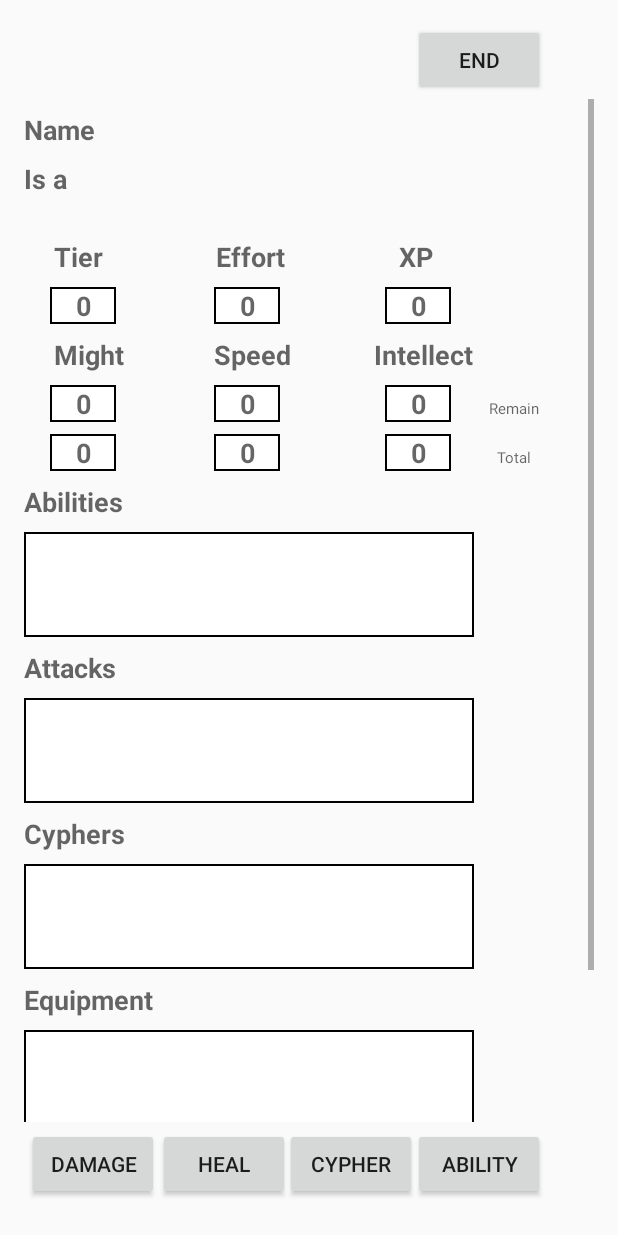
After one commit to paugajt/androidfinal, an Android app: the layout new_round.xml on its own in the app's theme, with its tools: preview values and no code run, on a phone screen of 412 x 824 dp. The commit adds this screen. Run offline under Robolectric (Android 15) with nearby library versions, the phone set to English and light mode, and no system bars.

Commit message:
last page

```diff
--- a/app/src/main/res/layout/character_info.xml
+++ b/app/src/main/res/layout/character_info.xml
@@ -414,26 +414,27 @@
         android:id="@+id/new_round_button"
         android:layout_width="wrap_content"
         android:layout_height="wrap_content"
+        android:layout_alignParentEnd="true"
+        android:layout_alignTop="@+id/view_character_edit_button"
+        android:layout_marginEnd="70dp"
+        android:text="New Round"
+        app:layout_constraintBottom_toBottomOf="parent"
+        app:layout_constraintEnd_toEndOf="parent" />
+    <Button
+        android:id="@+id/view_character_edit_button"
+        android:layout_width="wrap_content"
+        android:layout_height="wrap_content"
         android:layout_alignParentBottom="true"
         android:layout_alignParentStart="true"
         android:layout_marginBottom="28dp"
         android:layout_marginStart="71dp"
-        android:text="Cancel"
+        android:text="Edit"
         app:layout_constraintBottom_toBottomOf="parent"
-        app:layout_constraintEnd_toStartOf="@+id/view_character_edit_button"
+        app:layout_constraintEnd_toStartOf="@+id/new_round_button"
         app:layout_constraintHorizontal_bias="0.349"
         app:layout_constraintHorizontal_chainStyle="spread"
         app:layout_constraintStart_toStartOf="parent" />
-    <Button
-        android:id="@+id/view_character_edit_button"
-        android:layout_width="wrap_content"
-        android:layout_height="wrap_content"
-        android:layout_alignParentEnd="true"
-        android:layout_alignTop="@+id/new_round_button"
-        android:layout_marginEnd="70dp"
-        android:text="Save"
-        app:layout_constraintBottom_toBottomOf="parent"
-        app:layout_constraintEnd_toEndOf="parent" />
+
 
 
 </RelativeLayout>
--- /dev/null
+++ b/app/src/main/res/layout/new_round.xml
@@ -0,0 +1,475 @@
+<RelativeLayout xmlns:android="http://schemas.android.com/apk/res/android"
+    xmlns:app="http://schemas.android.com/apk/res-auto"
+    xmlns:tools="http://schemas.android.com/tools"
+    android:layout_width="match_parent"
+    android:layout_height="match_parent"
+    android:paddingBottom="16dp"
+    android:paddingLeft="16dp"
+    android:paddingRight="16dp"
+    android:paddingTop="16dp"
+    android:textDirection="anyRtl">
+
+    <ScrollView
+        android:layout_width="match_parent"
+        android:layout_height="match_parent"
+        android:layout_alignParentBottom="true"
+        android:layout_alignParentStart="true"
+        android:layout_marginBottom="60dp"
+        android:layout_marginTop="50dp">
+
+        <LinearLayout
+            android:layout_width="match_parent"
+            android:layout_height="match_parent"
+            android:orientation="vertical">
+
+            <LinearLayout
+                android:layout_width="wrap_content"
+                android:layout_height="wrap_content"
+                android:orientation="horizontal">
+
+                <TextView
+                    android:id="@+id/round_name_label"
+                    android:layout_width="wrap_content"
+                    android:layout_height="wrap_content"
+                    android:layout_marginTop="8dp"
+                    android:text="Name"
+                    android:textAppearance="?android:attr/textAppearanceMedium"
+                    android:textStyle="bold" />
+
+                <TextView
+                    android:id="@+id/round_name"
+                    android:layout_width="223dp"
+                    android:layout_height="wrap_content"
+                    android:layout_marginStart="10dp"
+                    android:ems="10"
+                    android:inputType="text"
+                    android:textAlignment="center" />
+            </LinearLayout>
+
+
+            <LinearLayout
+                android:layout_width="wrap_content"
+                android:layout_height="wrap_content"
+                android:orientation="horizontal">
+                <TextView
+                    android:id="@+id/round_isa_label"
+                    android:layout_width="wrap_content"
+                    android:layout_height="wrap_content"
+                    android:layout_marginTop="8dp"
+                    android:textAlignment="center"
+                    android:text="Is a"
+                    android:textAppearance="?android:attr/textAppearanceMedium"
+                    android:textStyle="bold" />
+
+                <TextView
+                    android:id="@+id/round_descriptor"
+                    android:layout_width="wrap_content"
+                    android:layout_height="wrap_content"
+                    android:layout_marginStart="10dp"
+                    android:ems="7"
+                    android:inputType="text" />
+
+                <TextView
+                    android:id="@+id/round_type"
+                    android:layout_width="wrap_content"
+                    android:layout_height="wrap_content"
+                    android:layout_marginStart="10dp"
+                    android:ems="7"
+                    android:inputType="text" />
+            </LinearLayout>
+
+            <TextView
+                android:id="@+id/round_focus"
+                android:layout_width="279dp"
+                android:layout_height="wrap_content"
+                android:ems="15"
+                android:inputType="text" />
+
+
+            <LinearLayout
+                android:layout_width="wrap_content"
+                android:layout_height="wrap_content"
+                android:orientation="horizontal">
+
+                <TextView
+                    android:id="@+id/round_tier_label"
+                    android:layout_width="wrap_content"
+                    android:layout_height="wrap_content"
+                    android:layout_marginStart="20dp"
+                    android:layout_marginTop="8dp"
+                    android:text="Tier"
+                    android:textAppearance="?android:attr/textAppearanceMedium"
+                    android:textStyle="bold" />
+
+                <TextView
+                    android:id="@+id/round_effort_label"
+                    android:layout_width="wrap_content"
+                    android:layout_height="wrap_content"
+                    android:layout_marginStart="75dp"
+                    android:layout_marginTop="8dp"
+                    android:text="Effort"
+                    android:textAppearance="?android:attr/textAppearanceMedium"
+                    android:textStyle="bold" />
+
+                <TextView
+                    android:id="@+id/round_xp_label"
+                    android:layout_width="wrap_content"
+                    android:layout_height="wrap_content"
+                    android:layout_marginStart="75dp"
+                    android:layout_marginTop="8dp"
+                    android:text="XP"
+                    android:textAppearance="?android:attr/textAppearanceMedium"
+                    android:textStyle="bold" />
+            </LinearLayout>
+
+            <LinearLayout
+                android:layout_width="wrap_content"
+                android:layout_height="wrap_content"
+                android:orientation="horizontal">
+
+                <TextView
+                    android:id="@+id/round_tier"
+                    android:layout_width="44dp"
+                    android:layout_height="wrap_content"
+                    android:layout_marginStart="17dp"
+                    android:layout_marginTop="8dp"
+                    android:background="@drawable/text_border"
+                    android:text="0"
+                    android:textAlignment="center"
+                    android:textAppearance="?android:attr/textAppearanceMedium"
+                    android:textStyle="bold" />
+
+                <TextView
+                    android:id="@+id/round_effort"
+                    android:layout_width="44dp"
+                    android:layout_height="wrap_content"
+                    android:layout_marginStart="65dp"
+                    android:layout_marginTop="8dp"
+                    android:background="@drawable/text_border"
+                    android:text="0"
+                    android:textAlignment="center"
+                    android:textAppearance="?android:attr/textAppearanceMedium"
+                    android:textStyle="bold" />
+
+                <TextView
+                    android:id="@+id/round_xp"
+                    android:layout_width="44dp"
+                    android:layout_height="wrap_content"
+                    android:layout_marginStart="70dp"
+                    android:layout_marginTop="8dp"
+                    android:background="@drawable/text_border"
+                    android:text="0"
+                    android:textAlignment="center"
+                    android:textAppearance="?android:attr/textAppearanceMedium"
+                    android:textStyle="bold" />
+            </LinearLayout>
+
+            <LinearLayout
+                android:layout_width="wrap_content"
+                android:layout_height="wrap_content"
+                android:orientation="horizontal">
+
+                <TextView
+                    android:id="@+id/round_might_label"
+                    android:layout_width="wrap_content"
+                    android:layout_height="wrap_content"
+                    android:layout_marginStart="20dp"
+                    android:layout_marginTop="8dp"
+                    android:text="Might"
+                    android:textAppearance="?android:attr/textAppearanceMedium"
+                    android:textStyle="bold" />
+
+                <TextView
+                    android:id="@+id/round_speed_label"
+                    android:layout_width="wrap_content"
+                    android:layout_height="wrap_content"
+                    android:layout_marginStart="60dp"
+                    android:layout_marginTop="8dp"
+                    android:text="Speed"
+                    android:textAppearance="?android:attr/textAppearanceMedium"
+                    android:textStyle="bold" />
+
+                <TextView
+                    android:id="@+id/round_intellect_label"
+                    android:layout_width="wrap_content"
+                    android:layout_height="wrap_content"
+                    android:layout_marginStart="55dp"
+                    android:layout_marginTop="8dp"
+                    android:text="Intellect"
+                    android:textAppearance="?android:attr/textAppearanceMedium"
+                    android:textStyle="bold" />
+            </LinearLayout>
+
+            <LinearLayout
+                android:layout_width="wrap_content"
+                android:layout_height="wrap_content"
+                android:orientation="horizontal">
+
+
+                <TextView
+                    android:id="@+id/round_might_total"
+                    android:layout_width="44dp"
+                    android:layout_height="wrap_content"
+                    android:layout_marginStart="17dp"
+                    android:layout_marginTop="8dp"
+                    android:background="@drawable/text_border"
+                    android:text="0"
+                    android:textAlignment="center"
+                    android:textAppearance="?android:attr/textAppearanceMedium"
+                    android:textStyle="bold" />
+
+                <TextView
+                    android:id="@+id/round_speed_total"
+                    android:layout_width="44dp"
+                    android:layout_height="wrap_content"
+                    android:layout_marginStart="65dp"
+                    android:layout_marginTop="8dp"
+                    android:background="@drawable/text_border"
+                    android:text="0"
+                    android:textAlignment="center"
+                    android:textAppearance="?android:attr/textAppearanceMedium"
+                    android:textStyle="bold" />
+
+                <TextView
+                    android:id="@+id/round_intellect_total"
+                    android:layout_width="44dp"
+                    android:layout_height="wrap_content"
+                    android:layout_marginStart="70dp"
+                    android:layout_marginTop="8dp"
+                    android:background="@drawable/text_border"
+                    android:text="0"
+                    android:textAlignment="center"
+                    android:textAppearance="?android:attr/textAppearanceMedium"
+                    android:textStyle="bold" />
+
+                <TextView
+                    android:id="@+id/round_total"
+                    android:layout_width="44dp"
+                    android:layout_height="wrap_content"
+                    android:layout_marginStart="20dp"
+                    android:layout_marginTop="8dp"
+                    android:text="Remain"
+                    android:textAlignment="center"
+                    android:textAppearance="?android:attr/textAppearanceMedium"
+                    android:textStyle="normal"
+                    android:textSize="10dp"/>
+
+            </LinearLayout>
+
+            <LinearLayout
+                android:layout_width="wrap_content"
+                android:layout_height="wrap_content"
+                android:orientation="horizontal">
+
+
+                <TextView
+                    android:id="@+id/round_tier_remain"
+                    android:layout_width="44dp"
+                    android:layout_height="wrap_content"
+                    android:layout_marginStart="17dp"
+                    android:layout_marginTop="8dp"
+                    android:background="@drawable/text_border"
+                    android:text="0"
+                    android:textAlignment="center"
+                    android:textAppearance="?android:attr/textAppearanceMedium"
+                    android:textStyle="bold" />
+
+                <TextView
+                    android:id="@+id/round_effort_remain"
+                    android:layout_width="44dp"
+                    android:layout_height="wrap_content"
+                    android:layout_marginStart="65dp"
+                    android:layout_marginTop="8dp"
+                    android:background="@drawable/text_border"
+                    android:text="0"
+                    android:textAlignment="center"
+                    android:textAppearance="?android:attr/textAppearanceMedium"
+                    android:textStyle="bold" />
+
+                <TextView
+                    android:id="@+id/round_xp_remain"
+                    android:layout_width="44dp"
+                    android:layout_height="wrap_content"
+                    android:layout_marginStart="70dp"
+                    android:layout_marginTop="8dp"
+                    android:background="@drawable/text_border"
+                    android:text="0"
+                    android:textAlignment="center"
+                    android:textAppearance="?android:attr/textAppearanceMedium"
+                    android:textStyle="bold" />
+                <TextView
+                    android:id="@+id/round_remain"
+                    android:layout_width="44dp"
+                    android:layout_height="wrap_content"
+                    android:layout_marginStart="20dp"
+                    android:layout_marginTop="8dp"
+                    android:text="Total"
+                    android:textAlignment="center"
+                    android:textAppearance="?android:attr/textAppearanceMedium"
+                    android:textStyle="normal"
+                    android:textSize="10dp"/>
+            </LinearLayout>
+
+
+            <TextView
+                android:id="@+id/round_abilities_label"
+                android:layout_width="wrap_content"
+                android:layout_height="wrap_content"
+                android:layout_marginTop="8dp"
+                android:text="Abilities"
+                android:textAppearance="?android:attr/textAppearanceMedium"
+                android:textStyle="bold" />
+
+            <TextView
+                android:id="@+id/round_abilities"
+                android:layout_width="300dp"
+                android:layout_height="70dp"
+                android:layout_marginTop="8dp"
+                android:background="@drawable/text_border"
+                android:text=""
+                android:textAppearance="?android:attr/textAppearanceMedium"
+                android:textStyle="bold" />
+
+            <TextView
+                android:id="@+id/round_attacks_label"
+                android:layout_width="wrap_content"
+                android:layout_height="wrap_content"
+                android:layout_marginTop="8dp"
+                android:text="Attacks"
+                android:textAppearance="?android:attr/textAppearanceMedium"
+                android:textStyle="bold" />
+
+            <TextView
+                android:id="@+id/round_attacks"
+                android:layout_width="300dp"
+                android:layout_height="70dp"
+                android:layout_marginTop="8dp"
+                android:background="@drawable/text_border"
+                android:text=""
+                android:textAppearance="?android:attr/textAppearanceMedium"
+                android:textStyle="bold" />
+
+            <TextView
+                android:id="@+id/round_cyphers_label"
+                android:layout_width="wrap_content"
+                android:layout_height="wrap_content"
+                android:layout_marginTop="8dp"
+                android:text="Cyphers"
+                android:textAppearance="?android:attr/textAppearanceMedium"
+                android:textStyle="bold" />
+
+            <TextView
+                android:id="@+id/round_cyphers"
+                android:layout_width="300dp"
+                android:layout_height="70dp"
+                android:layout_marginTop="8dp"
+                android:background="@drawable/text_border"
+                android:text=""
+                android:textAppearance="?android:attr/textAppearanceMedium"
+                android:textStyle="bold" />
+
+            <TextView
+                android:id="@+id/round_equipment_label"
+                android:layout_width="wrap_content"
+                android:layout_height="wrap_content"
+                android:layout_marginTop="8dp"
+                android:text="Equipment"
+                android:textAppearance="?android:attr/textAppearanceMedium"
+                android:textStyle="bold" />
+
+            <TextView
+                android:id="@+id/round_equipment"
+                android:layout_width="300dp"
+                android:layout_height="70dp"
+                android:layout_marginTop="8dp"
+                android:background="@drawable/text_border"
+                android:text=""
+                android:textAppearance="?android:attr/textAppearanceMedium"
+                android:textStyle="bold" />
+
+            <TextView
+                android:id="@+id/round_notes_label"
+                android:layout_width="wrap_content"
+                android:layout_height="wrap_content"
+                android:layout_marginTop="8dp"
+                android:text="Notes:"
+                android:textAppearance="?android:attr/textAppearanceMedium"
+                android:textStyle="bold" />
+
+            <EditText
+                android:id="@+id/round_notes"
+                android:layout_width="300dp"
+                android:layout_height="70dp"
+                android:layout_marginTop="8dp"
+                android:background="@drawable/text_border"
+                android:inputType="textMultiLine"
+                android:gravity="top|left"
+                android:text=""
+                android:textAppearance="?android:attr/textAppearanceMedium"
+                android:textStyle="bold" />
+
+        </LinearLayout>
+    </ScrollView>
+
+    <Button
+        android:id="@+id/damage_button"
+        android:layout_width="wrap_content"
+        android:layout_height="wrap_content"
+        android:layout_alignParentBottom="true"
+        android:layout_alignParentStart="true"
+        android:layout_marginBottom="8dp"
+        android:layout_marginStart="2dp"
+        android:text="Damage"
+        app:layout_constraintBottom_toTopOf="@id/use_cypher"
+        app:layout_constraintHorizontal_bias="0.349"
+        app:layout_constraintHorizontal_chainStyle="spread"
+        app:layout_constraintStart_toStartOf="parent" />
+    <Button
+        android:id="@+id/heal_button"
+        android:layout_width="wrap_content"
+        android:layout_height="wrap_content"
+        android:layout_alignParentBottom="true"
+        android:layout_alignParentStart="true"
+        android:layout_marginBottom="8dp"
+        android:layout_marginStart="89dp"
+        android:text="Heal"
+        app:layout_constraintBottom_toBottomOf="parent"
+        app:layout_constraintHorizontal_bias="0.349"
+        app:layout_constraintHorizontal_chainStyle="spread"
+        app:layout_constraintStart_toStartOf="parent" />
+
+    <Button
+        android:id="@+id/use_cypher"
+        android:layout_width="wrap_content"
+        android:layout_height="wrap_content"
+        android:layout_alignParentBottom="true"
+        android:layout_alignParentStart="true"
+        android:layout_marginBottom="8dp"
+        android:layout_marginStart="174dp"
+        android:text="Cypher"
+        app:layout_constraintHorizontal_bias="0.349"
+        app:layout_constraintHorizontal_chainStyle="spread"
+        app:layout_constraintStart_toStartOf="parent" />
+
+    <Button
+        android:id="@+id/use_ability"
+        android:layout_width="wrap_content"
+        android:layout_height="wrap_content"
+        android:layout_alignParentBottom="true"
+        android:layout_alignParentStart="true"
+        android:layout_marginBottom="8dp"
+        android:layout_marginStart="259dp"
+        android:text="Ability"
+        app:layout_constraintBottom_toBottomOf="parent"
+        app:layout_constraintHorizontal_bias="0.349"
+        app:layout_constraintHorizontal_chainStyle="spread"
+        app:layout_constraintStart_toStartOf="parent" />
+
+    <Button
+        android:id="@+id/round_end"
+        android:layout_width="wrap_content"
+        android:layout_height="wrap_content"
+        android:layout_alignParentStart="true"
+        android:layout_marginStart="259dp"
+        android:text="End"/>
+</RelativeLayout>
```
